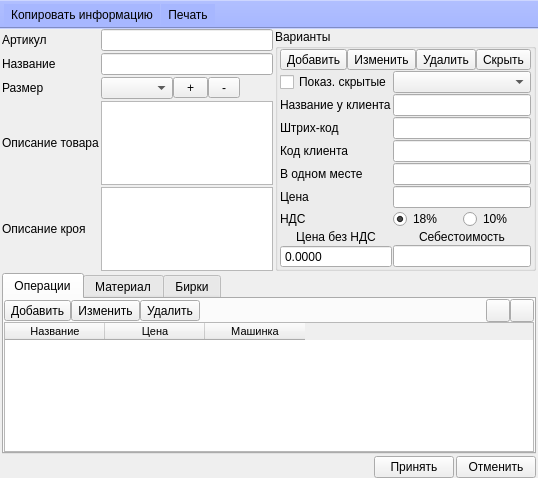
Meller008/CRM-Avi, file ui/article.ui: the form before one commit.
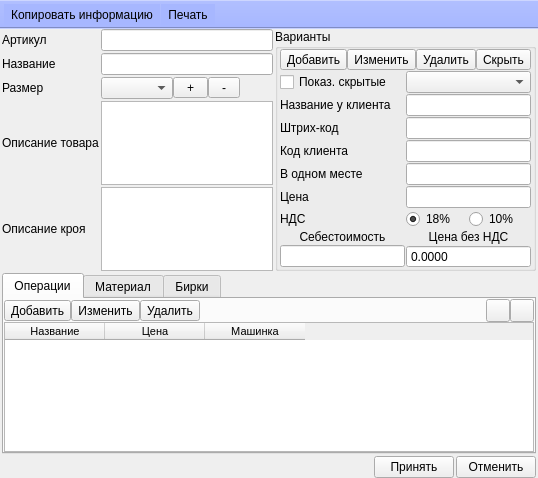
The form after the commit.

```diff
--- a/ui/article.ui
+++ b/ui/article.ui
@@ -652,30 +652,6 @@
         </layout>
        </item>
        <item row="10" column="1">
-        <widget class="QLineEdit" name="le_cost_price">
-         <property name="enabled">
-          <bool>true</bool>
-         </property>
-         <property name="readOnly">
-          <bool>true</bool>
-         </property>
-        </widget>
-       </item>
-       <item row="9" column="1">
-        <widget class="QLabel" name="label_11">
-         <property name="text">
-          <string>&lt;html&gt;&lt;head/&gt;&lt;body&gt;&lt;p align=&quot;center&quot;&gt;Себестоимость&lt;/p&gt;&lt;/body&gt;&lt;/html&gt;</string>
-         </property>
-        </widget>
-       </item>
-       <item row="9" column="0">
-        <widget class="QLabel" name="label_13">
-         <property name="text">
-          <string>&lt;html&gt;&lt;head/&gt;&lt;body&gt;&lt;p align=&quot;center&quot;&gt;Цена без НДС&lt;/p&gt;&lt;/body&gt;&lt;/html&gt;</string>
-         </property>
-        </widget>
-       </item>
-       <item row="10" column="0">
         <widget class="QDoubleSpinBox" name="sb_no_nds">
          <property name="readOnly">
           <bool>true</bool>
@@ -691,6 +667,30 @@
          </property>
         </widget>
        </item>
+       <item row="9" column="1">
+        <widget class="QLabel" name="label_13">
+         <property name="text">
+          <string>&lt;html&gt;&lt;head/&gt;&lt;body&gt;&lt;p align=&quot;center&quot;&gt;Цена без НДС&lt;/p&gt;&lt;/body&gt;&lt;/html&gt;</string>
+         </property>
+        </widget>
+       </item>
+       <item row="10" column="0">
+        <widget class="QLineEdit" name="le_cost_price">
+         <property name="enabled">
+          <bool>true</bool>
+         </property>
+         <property name="readOnly">
+          <bool>true</bool>
+         </property>
+        </widget>
+       </item>
+       <item row="9" column="0">
+        <widget class="QLabel" name="label_11">
+         <property name="text">
+          <string>&lt;html&gt;&lt;head/&gt;&lt;body&gt;&lt;p align=&quot;center&quot;&gt;Себестоимость&lt;/p&gt;&lt;/body&gt;&lt;/html&gt;</string>
+         </property>
+        </widget>
+       </item>
       </layout>
      </widget>
     </item>
```
Left out of the diff: 70 changed lines with no effect on the pictures.
